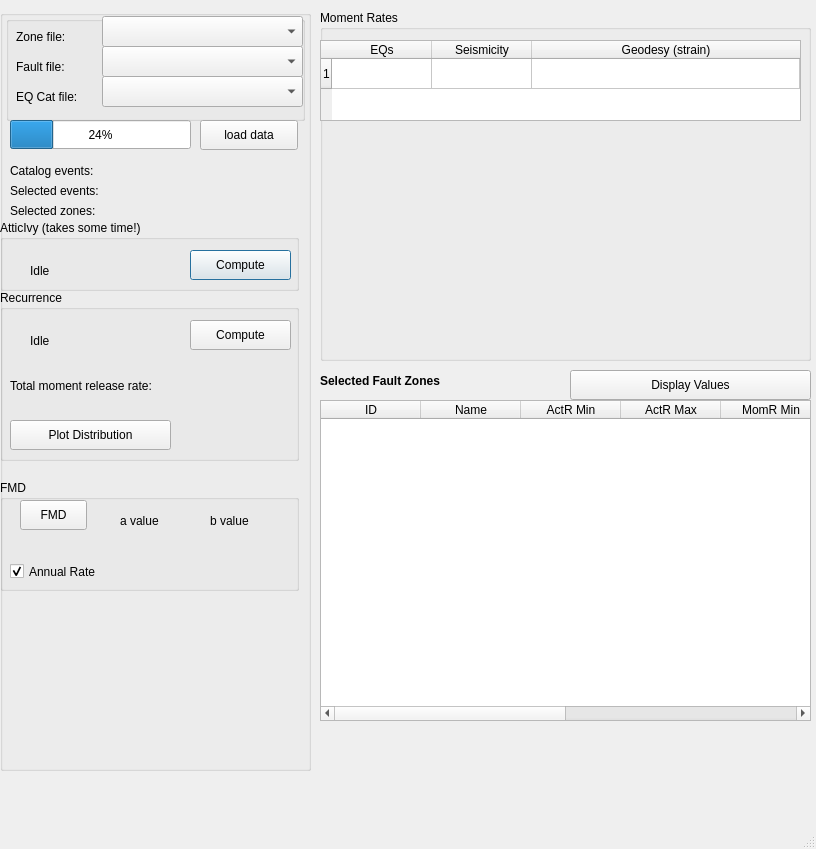
feuchner/seismicsource-toolkit, file mt_seismicsource/ui_seismicsource.ui: the form before one commit.
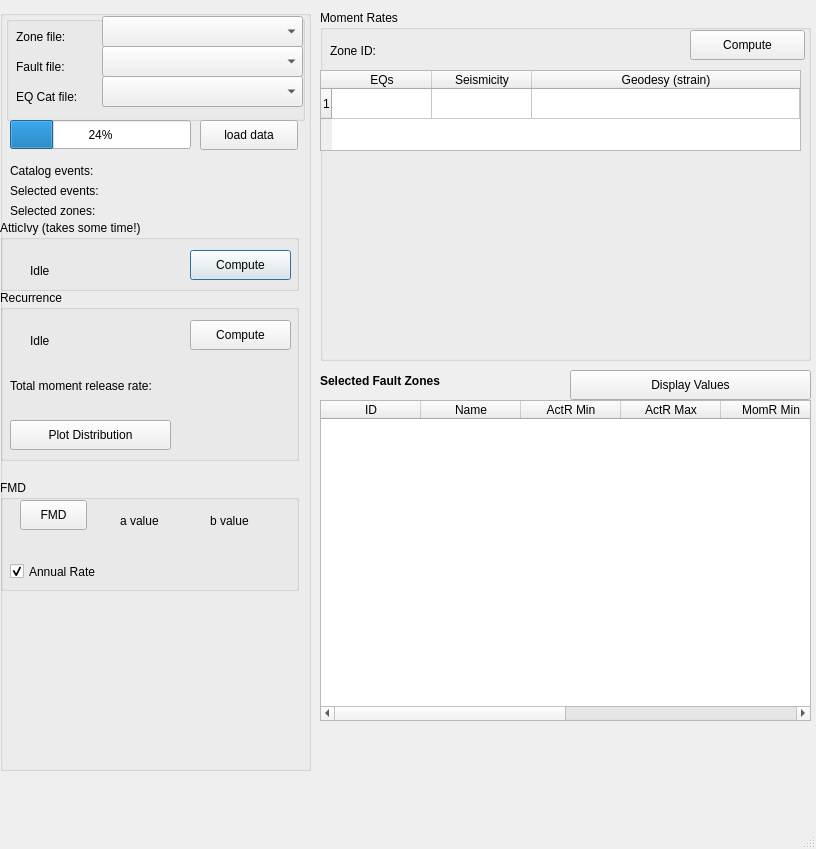
The form after the commit. Custom widgets are drawn as their Qt base class.

Commit message: updated main dialog layout

Patch:
```diff
--- a/mt_seismicsource/ui_seismicsource.ui
+++ b/mt_seismicsource/ui_seismicsource.ui
@@ -432,7 +432,7 @@
      <property name="geometry">
       <rect>
        <x>0</x>
-       <y>30</y>
+       <y>60</y>
        <width>481</width>
        <height>81</height>
       </rect>
@@ -473,16 +473,39 @@
      <property name="geometry">
       <rect>
        <x>0</x>
-       <y>110</y>
+       <y>140</y>
        <width>481</width>
-       <height>241</height>
+       <height>211</height>
       </rect>
      </property>
      <layout class="QVBoxLayout" name="layoutPlotMomentRate"/>
     </widget>
-    <zorder>momentRateTable</zorder>
-    <zorder>verticalLayoutWidget</zorder>
-    <zorder>groupBoxControl</zorder>
+    <widget class="QLabel" name="labelMomentRate">
+     <property name="geometry">
+      <rect>
+       <x>10</x>
+       <y>30</y>
+       <width>341</width>
+       <height>21</height>
+      </rect>
+     </property>
+     <property name="text">
+      <string>Zone ID:</string>
+     </property>
+    </widget>
+    <widget class="QPushButton" name="btnComputeMomentRate">
+     <property name="geometry">
+      <rect>
+       <x>370</x>
+       <y>20</y>
+       <width>115</width>
+       <height>30</height>
+      </rect>
+     </property>
+     <property name="text">
+      <string>Compute</string>
+     </property>
+    </widget>
    </widget>
   </widget>
   <widget class="QWidget" name="widgetFaultZoneTable" native="true">
```
Left out of the diff: 3 changed lines with no effect on the pictures.
